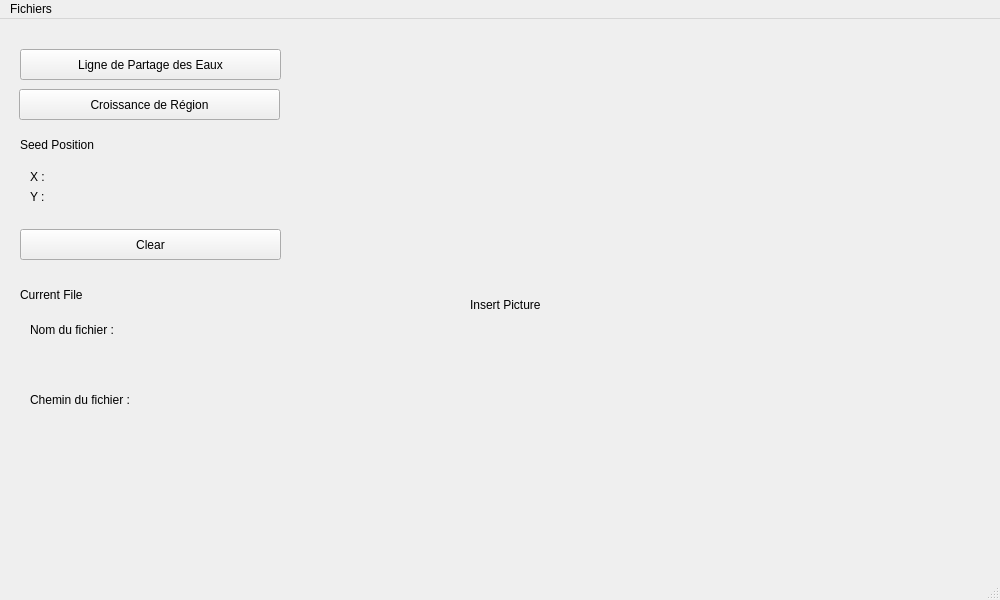
Hippog1t/QT_segmentation_DICOM, file link_py/mainwindow.ui: the form before one commit.
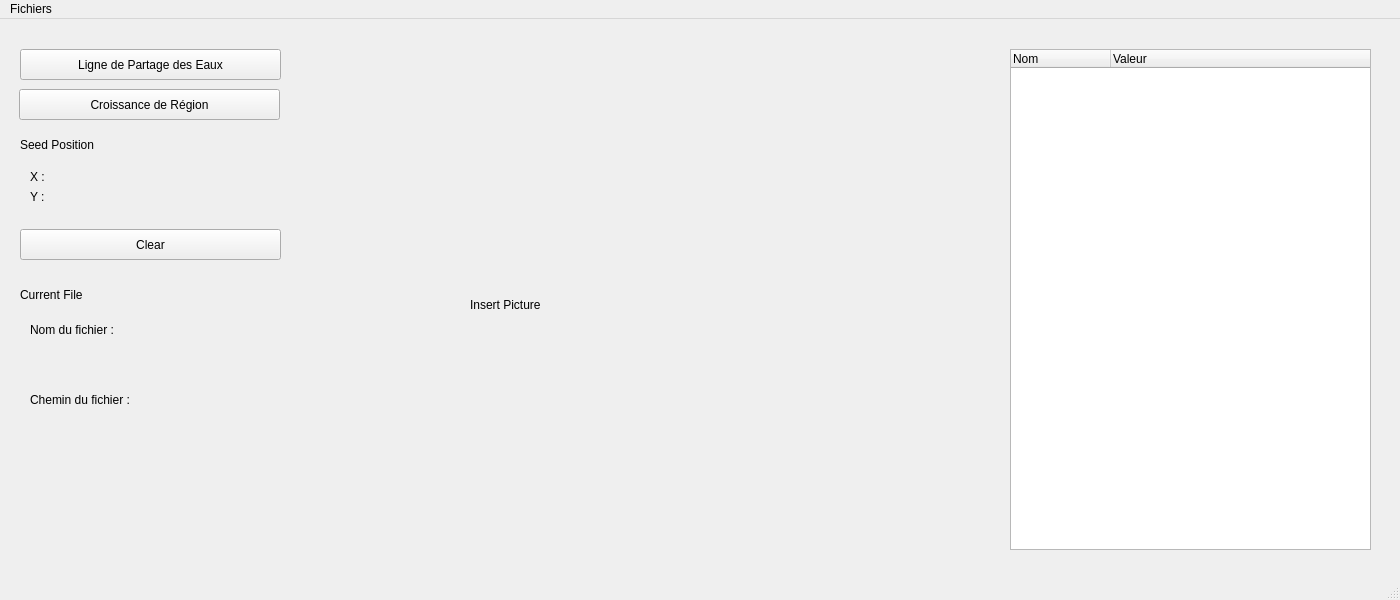
The form after the commit.

Commit message: travail sur affichage de l'entete dcm

What changed in the file:
```diff
--- a/link_py/mainwindow.ui
+++ b/link_py/mainwindow.ui
@@ -6,19 +6,19 @@
    <rect>
     <x>0</x>
     <y>0</y>
-    <width>1000</width>
+    <width>1400</width>
     <height>600</height>
    </rect>
   </property>
   <property name="minimumSize">
    <size>
-    <width>1000</width>
+    <width>1400</width>
     <height>600</height>
    </size>
   </property>
   <property name="maximumSize">
    <size>
-    <width>1000</width>
+    <width>1400</width>
     <height>600</height>
    </size>
   </property>
@@ -233,14 +233,34 @@
      <string/>
     </property>
    </widget>
+   <widget class="QTreeWidget" name="header">
+    <property name="geometry">
+     <rect>
+      <x>1010</x>
+      <y>30</y>
+      <width>361</width>
+      <height>501</height>
+     </rect>
+    </property>
+    <column>
+     <property name="text">
+      <string>Nom</string>
+     </property>
+    </column>
+    <column>
+     <property name="text">
+      <string>Valeur</string>
+     </property>
+    </column>
+   </widget>
   </widget>
   <widget class="QMenuBar" name="menuBar">
    <property name="geometry">
     <rect>
      <x>0</x>
      <y>0</y>
-     <width>1000</width>
-     <height>25</height>
+     <width>1400</width>
+     <height>20</height>
     </rect>
    </property>
    <widget class="QMenu" name="menuFichiers">
```
The commit also changes 1 other file.
